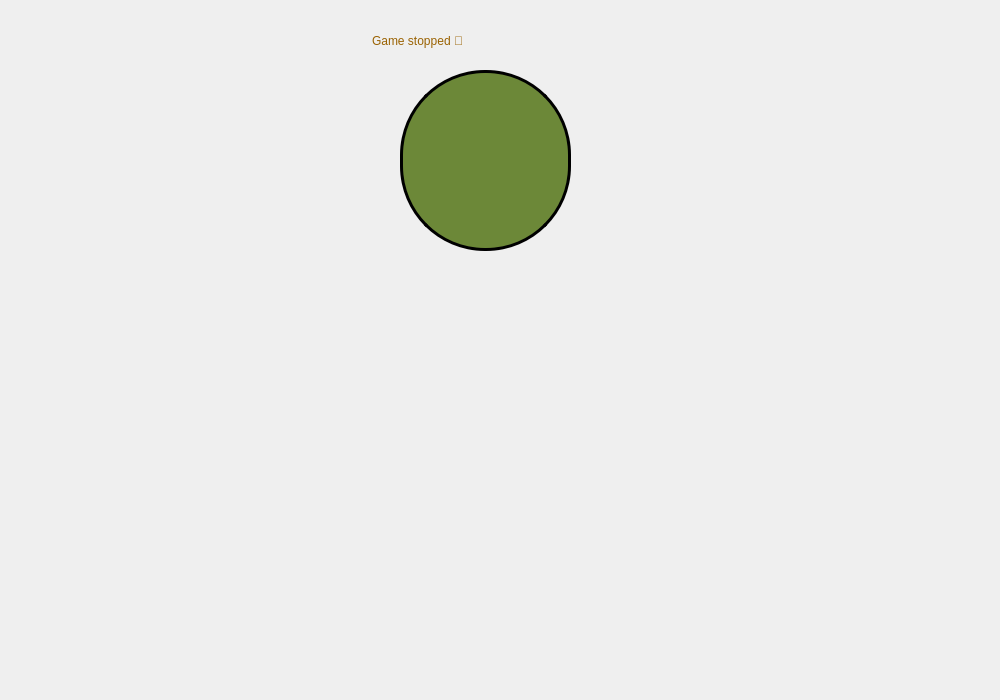
First picture: the form in SkullKing/server.ui, repository faezehghiasi/SkullKing_Game, before the edit.
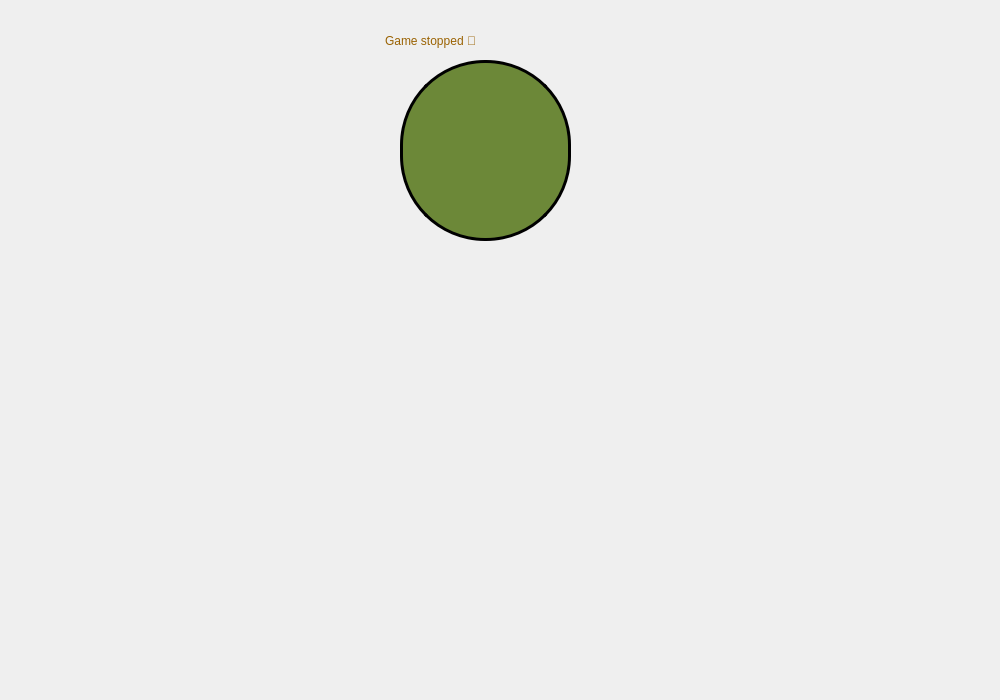
Second picture: the form after the edit. Icons and pictures are not drawn.

```diff
--- a/SkullKing/server.ui
+++ b/SkullKing/server.ui
@@ -181,8 +181,8 @@
       <property name="geometry">
        <rect>
         <x>380</x>
-        <y>230</y>
-        <width>251</width>
+        <y>220</y>
+        <width>231</width>
         <height>321</height>
        </rect>
       </property>
@@ -233,7 +233,7 @@
       <property name="geometry">
        <rect>
         <x>400</x>
-        <y>70</y>
+        <y>60</y>
         <width>171</width>
         <height>181</height>
        </rect>
@@ -251,7 +251,7 @@
      <widget class="QLabel" name="gameStoped">
       <property name="geometry">
        <rect>
-        <x>372</x>
+        <x>385</x>
         <y>0</y>
         <width>271</width>
         <height>81</height>
```
